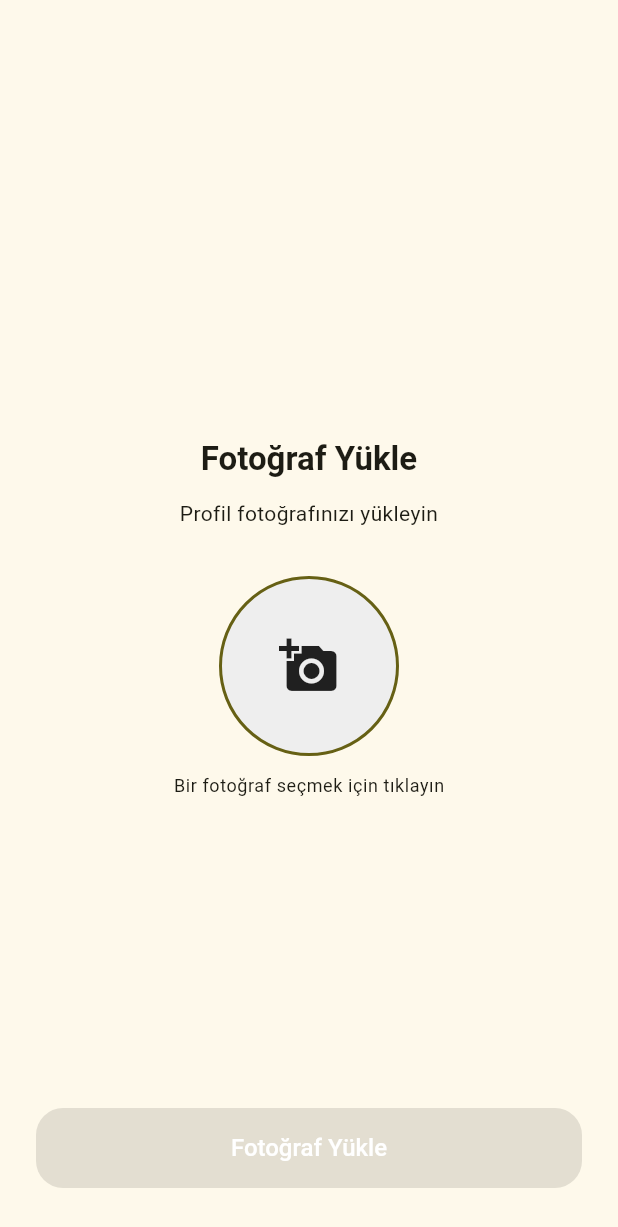
After one commit to merterkoc/shartflix, a Flutter app: the UploadPhotoView screen opened by its route, on a phone screen of 412 x 824 dp. The commit adds this screen. Shown: the top 1227 px of the screen. Run offline on Flutter 3.47's test engine with Material 3 defaults, Android fonts, the phone set to English and light mode, and no system bars; our stand-ins replace bloc, dio, equatable, flutter_bloc, flutter_dotenv, flutter_secure_storage and 8 more; missing offline and left inert: fresh_dio; accounts and stored records are empty; generated files the repository leaves out were written again; statements that could not run were skipped.

Commit message:
Upload photo feature added and refactor text fields

```diff
--- a/lib/core/l10n/app_en.arb
+++ b/lib/core/l10n/app_en.arb
@@ -50,5 +50,8 @@
   "register_password_empty": "Password cannot be empty",
   "register_password_min_length": "Password must be at least 6 characters",
   "register_name_empty": "Full name cannot be empty",
-  "register_passwords_do_not_match": "Passwords do not match"
+  "register_passwords_do_not_match": "Passwords do not match",
+  "register_error_user_exists": "An account with this email already exists.",
+  "register_error_invalid_email": "Invalid email address.",
+  "register_error_unknown": "An unknown error occurred. Please try again."
 }
--- a/lib/core/l10n/app_tr.arb
+++ b/lib/core/l10n/app_tr.arb
@@ -50,5 +50,8 @@
   "register_password_empty": "Parola boş olamaz",
   "register_password_min_length": "Parola en az 6 karakter olmalı",
   "register_name_empty": "Ad soyad boş olamaz",
-  "register_passwords_do_not_match": "Parolalar eşleşmiyor"
+  "register_passwords_do_not_match": "Parolalar eşleşmiyor",
+  "register_error_user_exists": "Bu e-posta ile zaten bir hesap var.",
+  "register_error_invalid_email": "Geçersiz e-posta adresi.",
+  "register_error_unknown": "Bilinmeyen bir hata oluştu. Lütfen tekrar deneyin."
 }
--- a/lib/core/router/go_router.dart
+++ b/lib/core/router/go_router.dart
@@ -1,11 +1,14 @@
 import 'package:flutter/foundation.dart';
 import 'package:flutter/material.dart';
+import 'package:flutter_bloc/flutter_bloc.dart';
 import 'package:go_router/go_router.dart';
 import 'package:shartflix/core/router/shell_view/shell_view.dart';
 import 'package:shartflix/feature/home/view/home_view.dart';
+import 'package:shartflix/feature/login/bloc/user_bloc.dart';
 import 'package:shartflix/feature/login/view/login_view.dart';
 import 'package:shartflix/feature/not_found/view/not_found_view.dart';
 import 'package:shartflix/feature/register/view/register_view.dart';
+import 'package:shartflix/feature/upload_photo/view/upload_photo_view.dart';
 import 'package:shartflix/http/dio/token_storage/token_storage.dart';
 
 /// Rooter Navigator Key
@@ -22,15 +25,15 @@ final RouteObserver<ModalRoute<void>> routeObserver =
     RouteObserver<ModalRoute<void>>();
 
 enum AppRoute {
-  notFound(path: '*', full: '/notFound'),
-  register(path: '/register', full: '/register'),
-  login(path: '/login', full: '/login'),
-  home(path: '/home', full: '/home');
+  notFound(path: '*'),
+  register(path: '/register'),
+  login(path: '/login'),
+  home(path: '/home'),
+  photoUpload(path: 'photo-upload');
 
-  const AppRoute({required this.path, this.full});
+  const AppRoute({required this.path});
 
   final String path;
-  final String? full;
 }
 
 class AppRouter {
@@ -59,7 +62,6 @@ class AppRouter {
           GoRoute(
             path: '/',
             pageBuilder: (context, state) => MaterialPage(
-              key: state.pageKey,
               name: state.name,
               child: const SizedBox.shrink(),
             ),
@@ -68,7 +70,6 @@ class AppRouter {
             path: AppRoute.register.path,
             name: AppRoute.register.name,
             pageBuilder: (context, state) => MaterialPage(
-              key: state.pageKey,
               name: state.name,
               child: const RegisterView(),
             ),
@@ -77,7 +78,6 @@ class AppRouter {
             path: AppRoute.login.path,
             name: AppRoute.login.name,
             pageBuilder: (context, state) => MaterialPage(
-              key: state.pageKey,
               name: state.name,
               child: const LoginView(),
             ),
@@ -86,16 +86,32 @@ class AppRouter {
             path: AppRoute.home.path,
             name: AppRoute.home.name,
             pageBuilder: (context, state) => MaterialPage(
-              key: state.pageKey,
               name: state.name,
               child: const HomeView(),
             ),
+            redirect: (context, state) {
+              final userState = context.read<UserBloc>().state;
+              if (userState is UserRegisterSuccess &&
+                  userState.user.photoUrl.isEmpty) {
+                return '/home/photo-upload';
+              }
+              return null;
+            },
+            routes: [
+              GoRoute(
+                path: AppRoute.photoUpload.path,
+                name: AppRoute.photoUpload.name,
+                pageBuilder: (context, state) => MaterialPage(
+                  name: state.name,
+                  child: const UploadPhotoView(),
+                ),
+              ),
+            ],
           ),
         ],
       ),
     ],
     errorPageBuilder: (context, state) => MaterialPage(
-      key: state.pageKey,
       name: state.name,
       child: const NotFoundView(),
     ),
--- a/lib/core/widget/text_field/app_password_field.dart
+++ b/lib/core/widget/text_field/app_password_field.dart
@@ -12,6 +12,7 @@ class AppPasswordField extends StatefulWidget {
     this.onFieldSubmitted,
     this.autofocus = false,
     this.onChanged,
+    this.autofillHints,
   });
 
   final TextEditingController controller;
@@ -21,6 +22,7 @@ class AppPasswordField extends StatefulWidget {
   final ValueChanged<String>? onFieldSubmitted;
   final bool autofocus;
   final ValueChanged<String>? onChanged;
+  final List<String>? autofillHints;
 
   @override
   State<AppPasswordField> createState() => _AppPasswordFieldState();
@@ -42,6 +44,7 @@ class _AppPasswordFieldState extends State<AppPasswordField> {
       onFieldSubmitted: widget.onFieldSubmitted,
       autofocus: widget.autofocus,
       onChanged: widget.onChanged,
+      autofillHints: widget.autofillHints,
       suffixIcon: IconButton(
         icon: Icon(
           _obscurePassword ? Icons.visibility_off : Icons.visibility,
--- a/lib/core/widget/text_field/app_text_field.dart
+++ b/lib/core/widget/text_field/app_text_field.dart
@@ -14,6 +14,7 @@ class AppTextField extends StatelessWidget {
     this.onFieldSubmitted,
     this.onChanged,
     this.autofocus = false,
+    this.autofillHints,
   });
 
   final TextEditingController controller;
@@ -27,6 +28,7 @@ class AppTextField extends StatelessWidget {
   final ValueChanged<String>? onFieldSubmitted;
   final ValueChanged<String>? onChanged;
   final bool autofocus;
+  final List<String>? autofillHints;
 
   @override
   Widget build(BuildContext context) {
@@ -39,6 +41,7 @@ class AppTextField extends StatelessWidget {
       onSubmitted: onFieldSubmitted,
       onChanged: onChanged,
       autofocus: autofocus,
+      autofillHints: autofillHints,
       decoration: InputDecoration(
         prefixIcon: prefixIcon,
         hintText: hintText,
--- a/lib/feature/login/bloc/user_state.dart
+++ b/lib/feature/login/bloc/user_state.dart
@@ -32,16 +32,20 @@ class UserFailure extends UserState {
 class UserRegisterSuccess extends UserState {
   const UserRegisterSuccess({required this.user});
 
-  final dynamic user;
+  final UserDTO user;
 
   @override
   List<Object?> get props => [user];
 }
 
 class UserRegisterFailure extends UserState {
-  const UserRegisterFailure({required this.message});
+  const UserRegisterFailure({
+    required this.message,
+    required this.registerFailure,
+  });
 
   final String message;
+  final RegisterFailure registerFailure;
 
   @override
   List<Object?> get props => [message];
--- a/lib/feature/login/view/login_view.dart
+++ b/lib/feature/login/view/login_view.dart
@@ -121,9 +121,11 @@ class _LoginViewState extends State<LoginView> {
                                         context,
                                       ).requestFocus(_passwordFocus);
                                     },
+                                    autofocus: false,
                                     onChanged: (value) => context
                                         .read<LoginValidationBloc>()
                                         .add(LoginEmailChanged(value)),
+                                    autofillHints: const [AutofillHints.email],
                                   ),
                                   AnimatedOpacity(
                                     opacity:
@@ -216,6 +218,7 @@ class _LoginViewState extends State<LoginView> {
                                     onChanged: (value) => context
                                         .read<LoginValidationBloc>()
                                         .add(LoginPasswordChanged(value)),
+                                    autofillHints: const [AutofillHints.password],
                                   ),
                                   AnimatedOpacity(
                                     opacity:
--- /dev/null
+++ b/lib/feature/upload_photo/view/upload_photo_view.dart
@@ -0,0 +1,107 @@
+import 'package:flutter/material.dart';
+import 'package:shartflix/core/widget/button/app_button.dart';
+import 'package:shartflix/ui/app_ui.dart';
+import 'dart:io';
+
+class UploadPhotoView extends StatefulWidget {
+  const UploadPhotoView({super.key});
+
+  @override
+  State<UploadPhotoView> createState() => _UploadPhotoViewState();
+}
+
+class _UploadPhotoViewState extends State<UploadPhotoView> {
+  File? _selectedImage;
+  bool _isLoading = false;
+
+  Future<void> _pickImage() async {
+
+  }
+
+  void _uploadPhoto() async {
+    setState(() => _isLoading = true);
+    // Fotoğraf yükleme işlemi burada yapılacak
+    await Future.delayed(const Duration(seconds: 2)); // Simülasyon
+    setState(() => _isLoading = false);
+    // Başarılıysa bir sonraki sayfaya yönlendirme veya mesaj
+  }
+
+  @override
+  Widget build(BuildContext context) {
+    return Scaffold(
+      body: SafeArea(
+        child: Stack(
+          children: [
+            Center(
+              child: Column(
+                mainAxisSize: MainAxisSize.min,
+                children: [
+                  Text(
+                    'Fotoğraf Yükle',
+                    style: Theme.of(context).textTheme.titleLarge?.copyWith(
+                          fontWeight: FontWeight.w600,
+                        ),
+                    textAlign: TextAlign.center,
+                  ),
+                  const SizedBox(height: 12),
+                  Text(
+                    'Profil fotoğrafınızı yükleyin',
+                    style: Theme.of(context).textTheme.bodyMedium,
+                    textAlign: TextAlign.center,
+                  ),
+                  const SizedBox(height: 32),
+                  GestureDetector(
+                    onTap: _pickImage,
+                    child: _selectedImage == null
+                        ? Container(
+                            width: 120,
+                            height: 120,
+                            decoration: BoxDecoration(
+                              color: Colors.grey[200],
+                              borderRadius: BorderRadius.circular(60),
+                              border: Border.all(
+                                color: Theme.of(context).colorScheme.primary,
+                                width: 2,
+                              ),
+                            ),
+                            child: const Icon(Icons.add_a_photo, size: 40),
+                          )
+                        : ClipOval(
+                            child: Image.file(
+                              _selectedImage!,
+                              width: 120,
+                              height: 120,
+                              fit: BoxFit.cover,
+                            ),
+                          ),
+                  ),
+                  const SizedBox(height: 12),
+                  Text(
+                    _selectedImage == null
+                        ? 'Bir fotoğraf seçmek için tıklayın'
+                        : 'Seçilen fotoğraf',
+                    style: Theme.of(context).textTheme.bodySmall,
+                  ),
+                ],
+              ),
+            ),
+            Positioned(
+              left: 0,
+              right: 0,
+              bottom: 32,
+              child: Padding(
+                padding: const EdgeInsets.symmetric(horizontal: AppSpacing.paddingXLarge),
+                child: AppButton.primary(
+                  text: 'Fotoğraf Yükle',
+                  width: double.infinity,
+                  isLoading: _isLoading,
+                  onPressed: _selectedImage == null || _isLoading ? null : _uploadPhoto,
+                ),
+              ),
+            ),
+          ],
+        ),
+      ),
+    );
+  }
+}
--- /dev/null
+++ b/lib/model/enum/register_failure.dart
@@ -0,0 +1,17 @@
+enum RegisterFailure {
+  unknownError('UNKNOWN_ERROR'),
+  userExist('USER_EXISTS'),
+  invalidEmail('INVALID_EMAIL');
+
+  const RegisterFailure(this.value);
+
+  final String value;
+
+  static RegisterFailure fromCode(String value) {
+    return RegisterFailure.values.firstWhere(
+      (e) => e.value == value,
+      orElse: () =>
+          throw ArgumentError('Invalid RegisterFailure value: $value'),
+    );
+  }
+}
```
Also changed, not shown: lib/feature/login/bloc/user_bloc.dart (+13 -6 lines), lib/feature/register/view/register_view.dart (+19 -1 lines), lib/http/dio/interface/i_dio_client.dart (+10 -1 lines).
